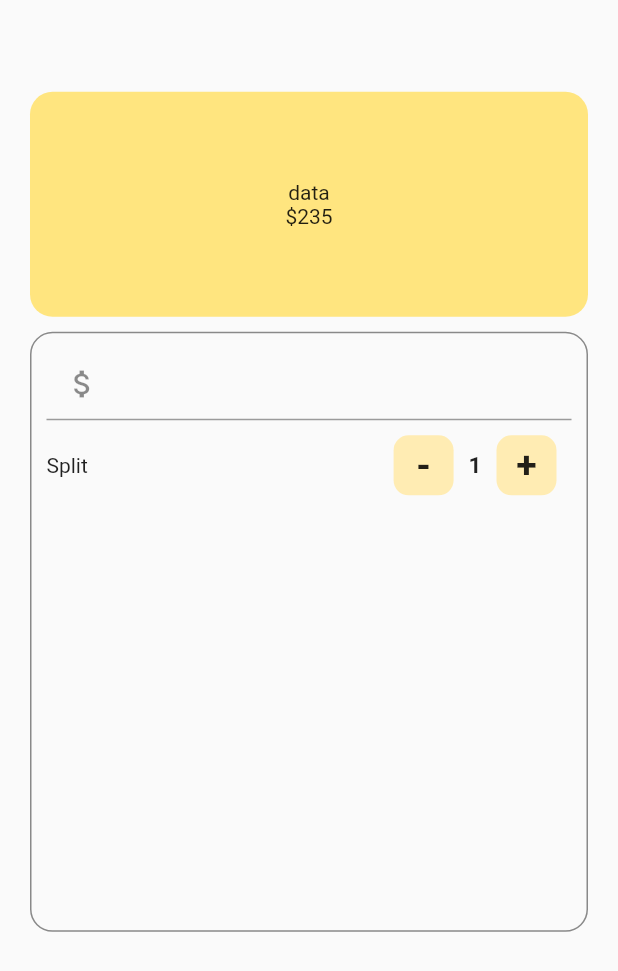
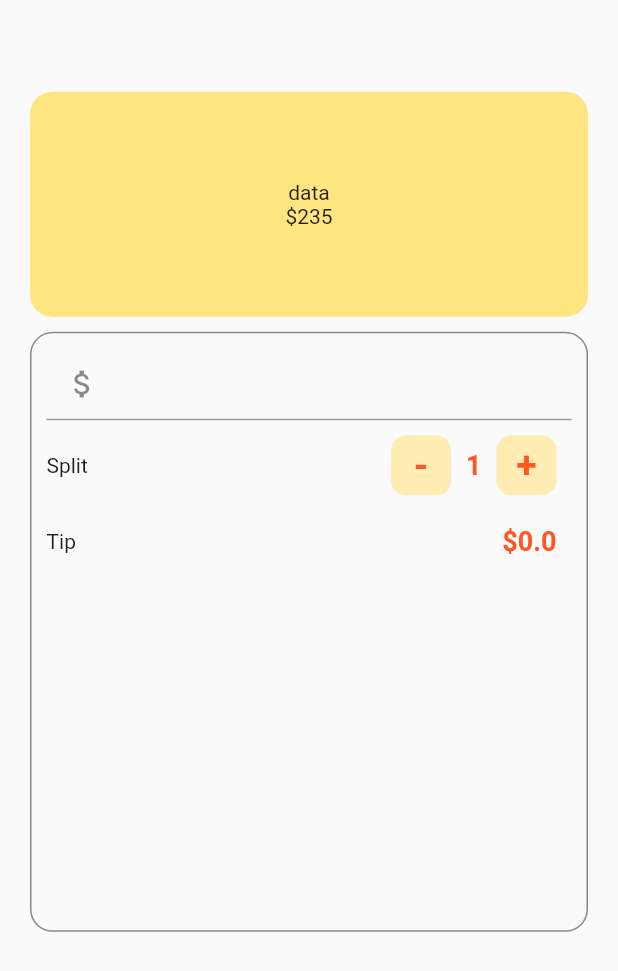
Before and after one commit to mahdiyarz/tip_cal, a Flutter app: the screen it shows after launch, on a phone screen of 412 x 824 dp. Shown: the top 971 px of the screen. Run offline on Flutter 3.47's test engine with Material 2 defaults, Android fonts, the phone set to English and light mode, and no system bars.

Commit message:
Create tip row

```diff
--- a/lib/ui/home.dart
+++ b/lib/ui/home.dart
@@ -10,6 +10,7 @@ class TipCounter extends StatefulWidget {
 class _TipCounterState extends State<TipCounter> {
   double _billAmount = 0.0;
   int _person = 1;
+  double _tip = 0.0;
   @override
   Widget build(BuildContext context) {
     return Scaffold(
@@ -92,6 +93,7 @@ class _TipCounterState extends State<TipCounter> {
                                 style: TextStyle(
                                   fontWeight: FontWeight.bold,
                                   fontSize: 25,
+                                  color: Colors.deepOrange,
                                 ),
                               )),
                             ),
@@ -100,7 +102,8 @@ class _TipCounterState extends State<TipCounter> {
                             "$_person",
                             style: const TextStyle(
                               fontWeight: FontWeight.bold,
-                              fontSize: 15,
+                              fontSize: 18,
+                              color: Colors.deepOrange,
                             ),
                           ),
                           InkWell(
@@ -122,6 +125,7 @@ class _TipCounterState extends State<TipCounter> {
                                       style: TextStyle(
                                         fontWeight: FontWeight.bold,
                                         fontSize: 25,
+                                        color: Colors.deepOrange,
                                       )),
                                 )),
                           ),
@@ -129,6 +133,22 @@ class _TipCounterState extends State<TipCounter> {
                       ),
                     ],
                   ),
+                  Row(
+                      mainAxisAlignment: MainAxisAlignment.spaceBetween,
+                      children: [
+                        const Text("Tip"),
+                        Padding(
+                          padding: const EdgeInsets.all(10.0),
+                          child: Text(
+                            "\$$_tip",
+                            style: const TextStyle(
+                              fontSize: 18,
+                              fontWeight: FontWeight.bold,
+                              color: Colors.deepOrange,
+                            ),
+                          ),
+                        ),
+                      ]),
                 ],
               ),
             ),
```
